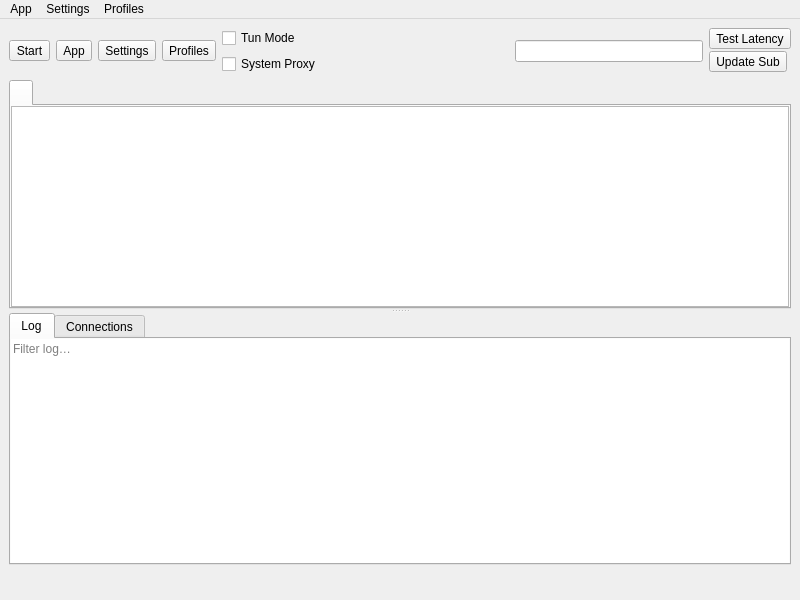
Qt form src/ui/mainwindow.ui (Ogstra/proxor) before a commit.
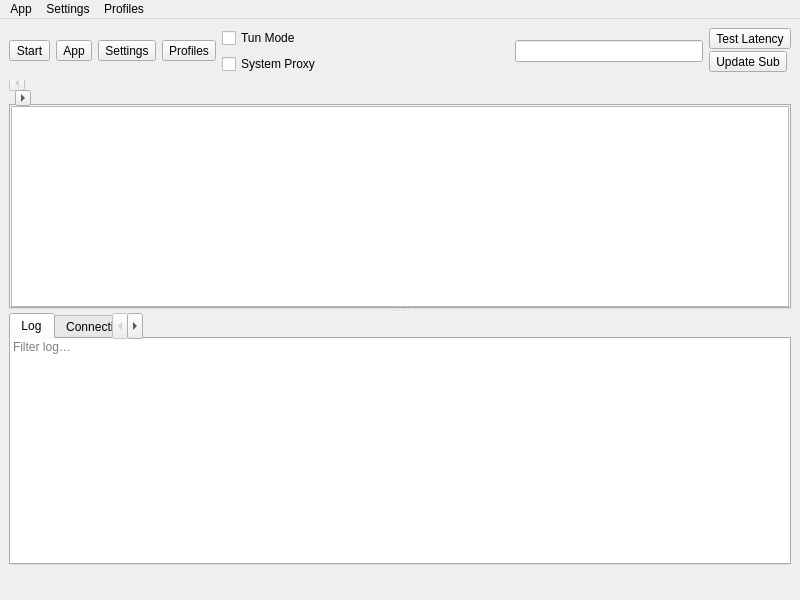
The same form after that commit. Icons and pictures are not drawn. Custom widgets are drawn as their Qt base class.

Commit message: style: align main tab bars

What changed in the file:
```diff
--- a/src/ui/mainwindow.ui
+++ b/src/ui/mainwindow.ui
@@ -194,6 +194,11 @@
        <enum>Qt::Vertical</enum>
       </property>
       <widget class="QTabWidget" name="tabWidget">
+       <property name="styleSheet">
+        <string notr="true">QTabWidget#tabWidget::tab-bar {
+    left: -2px;
+}</string>
+       </property>
        <property name="currentIndex">
         <number>0</number>
        </property>
@@ -296,6 +301,11 @@
        <layout class="QVBoxLayout" name="aaaaaaaaaaaa" stretch="0">
         <item>
          <widget class="QTabWidget" name="down_tab">
+          <property name="styleSheet">
+           <string notr="true">QTabWidget#down_tab::tab-bar {
+    left: -2px;
+}</string>
+          </property>
           <property name="currentIndex">
            <number>0</number>
           </property>
```
